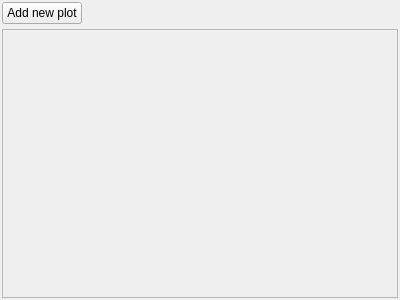
Qt form ui/plot_editor_widget.ui (zkovari/plotlyst) before a commit.
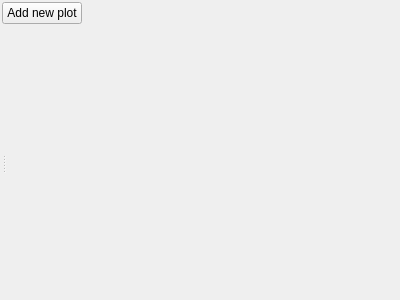
The same form after that commit.

Commit message:
New plot display and editor (#604)
* Remove old plot editor dialog

* progress

* splitter size

* plot selection

* edit title and icon

* frame color

* progress

* isSelected in treenode

* remove plot and select newly added one

* incr spacing

* change color for toggle

* select principles

* save after principle edit

* more principles

* tooltip and icon color

* stretch

* api

* add events

* plot arc preview

* fix tests

* context menu

What changed in the file:
```diff
--- a/ui/plot_editor_widget.ui
+++ b/ui/plot_editor_widget.ui
@@ -19,9 +19,9 @@
   <property name="windowTitle">
    <string>Form</string>
   </property>
-  <layout class="QVBoxLayout" name="verticalLayout">
+  <layout class="QVBoxLayout" name="verticalLayout_3">
    <property name="spacing">
-    <number>5</number>
+    <number>3</number>
    </property>
    <property name="leftMargin">
     <number>2</number>
@@ -58,25 +58,93 @@
     </widget>
    </item>
    <item>
-    <widget class="QScrollArea" name="scrollArea">
-     <property name="widgetResizable">
-      <bool>true</bool>
+    <widget class="QSplitter" name="splitter">
+     <property name="orientation">
+      <enum>Qt::Horizontal</enum>
      </property>
-     <widget class="QWidget" name="scrollAreaWidgetContents">
-      <property name="geometry">
-       <rect>
-        <x>0</x>
-        <y>0</y>
-        <width>386</width>
-        <height>267</height>
-       </rect>
-      </property>
+     <widget class="QWidget" name="wdgPlotListParent" native="true">
+      <layout class="QVBoxLayout" name="verticalLayout">
+       <property name="spacing">
+        <number>0</number>
+       </property>
+       <property name="leftMargin">
+        <number>0</number>
+       </property>
+       <property name="topMargin">
+        <number>0</number>
+       </property>
+       <property name="rightMargin">
+        <number>0</number>
+       </property>
+       <property name="bottomMargin">
+        <number>0</number>
+       </property>
+      </layout>
+     </widget>
+     <widget class="QStackedWidget" name="stack">
       <property name="sizePolicy">
-       <sizepolicy hsizetype="Preferred" vsizetype="Expanding">
+       <sizepolicy hsizetype="Expanding" vsizetype="Preferred">
         <horstretch>0</horstretch>
         <verstretch>0</verstretch>
        </sizepolicy>
       </property>
+      <widget class="QWidget" name="pageEmpty" native="true">
+       <property name="sizePolicy">
+        <sizepolicy hsizetype="Expanding" vsizetype="Preferred">
+         <horstretch>0</horstretch>
+         <verstretch>0</verstretch>
+        </sizepolicy>
+       </property>
+       <layout class="QVBoxLayout" name="verticalLayout_2">
+        <property name="spacing">
+         <number>0</number>
+        </property>
+        <property name="leftMargin">
+         <number>0</number>
+        </property>
+        <property name="topMargin">
+         <number>0</number>
+        </property>
+        <property name="rightMargin">
+         <number>0</number>
+        </property>
+        <property name="bottomMargin">
+         <number>0</number>
+        </property>
+        <item>
+         <spacer name="horizontalSpacer">
+          <property name="orientation">
+           <enum>Qt::Horizontal</enum>
+          </property>
+          <property name="sizeHint" stdset="0">
+           <size>
+            <width>40</width>
+            <height>20</height>
+           </size>
+          </property>
+         </spacer>
+        </item>
+       </layout>
+      </widget>
+      <widget class="QWidget" name="pageDisplay">
+       <layout class="QVBoxLayout" name="verticalLayout_4">
+        <property name="spacing">
+         <number>0</number>
+        </property>
+        <property name="leftMargin">
+         <number>0</number>
+        </property>
+        <property name="topMargin">
+         <number>0</number>
+        </property>
+        <property name="rightMargin">
+         <number>0</number>
+        </property>
+        <property name="bottomMargin">
+         <number>0</number>
+        </property>
+       </layout>
+      </widget>
      </widget>
     </widget>
    </item>
```
The commit also changes 13 other files.
